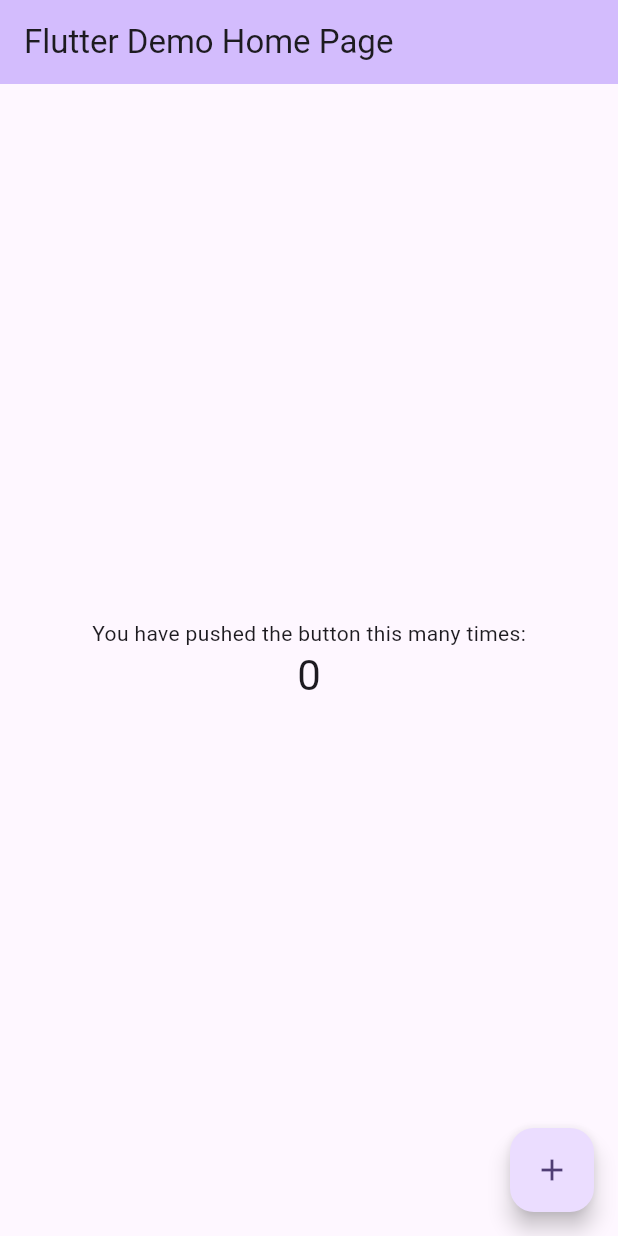
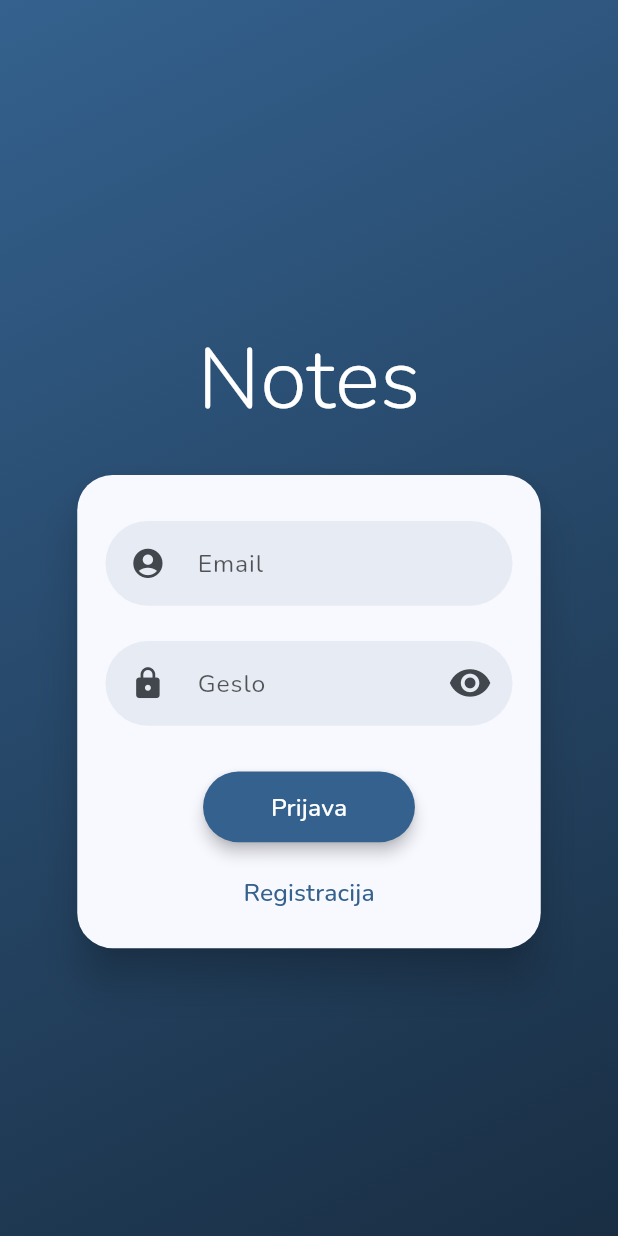
Before and after one commit to JodasSenpai/notes, a Flutter app: the screen it shows after launch, on a phone screen of 412 x 824 dp. Run offline on Flutter 3.47's test engine with Material 2 defaults, Android fonts, the phone set to English and light mode, and no system bars; drawn by our look-alikes of flutter_login; our stand-ins replace auto_route, easy_localization, firebase_auth, firebase_core, flex_color_scheme, flutter_riverpod and 5 more; missing offline and left inert: oxidized; accounts and stored records are empty; generated files the repository leaves out were written again.

Commit message:
Added auth application and presentation layer & added firebase to project

```diff
--- /dev/null
+++ b/lib/application/auth/auth_notifier_provider.dart
@@ -0,0 +1,6 @@
+import 'package:flutter_riverpod/flutter_riverpod.dart';
+import 'package:notes/application/auth/auth_notifier.dart';
+import 'package:notes/application/auth/auth_state.dart';
+
+final authNotifierProvider =
+    StateNotifierProvider<AuthNotifier, AuthState>((ref) => AuthNotifier());
--- /dev/null
+++ b/lib/application/auth/onboarding/onboarding_notifier_provider.dart
@@ -0,0 +1,13 @@
+import 'package:flutter_riverpod/flutter_riverpod.dart';
+import 'package:notes/application/auth/auth_notifier_provider.dart';
+import 'package:notes/application/auth/onboarding/onboarding_notifier.dart';
+import 'package:notes/application/auth/onboarding/onboarding_state.dart';
+import 'package:notes/core/injection_container.dart';
+import 'package:notes/domain/auth/auth_repository.dart';
+
+
+final onboardingNotifierProvider =
+    StateNotifierProvider<OnboardingNotifier, OnboardingState>((ref) =>
+        OnboardingNotifier(
+            authRepositroy: sl<IAuthRepositroy>(),
+            authNotifier: ref.read(authNotifierProvider.notifier)));
--- /dev/null
+++ b/lib/application/auth/onboarding/onboarding_state.dart
@@ -0,0 +1,15 @@
+import 'package:freezed_annotation/freezed_annotation.dart';
+import 'package:notes/domain/auth/value_objects.dart';
+
+
+part 'onboarding_state.freezed.dart';
+
+@freezed
+class OnboardingState with _$OnboardingState {
+  const factory OnboardingState(
+      {required EmailAddress email,
+      required Password password}) = _OnboardingState;
+
+  factory OnboardingState.initial() =>
+      OnboardingState(email: EmailAddress(""), password: Password(""));
+}
--- a/lib/main.dart
+++ b/lib/main.dart
@@ -1,125 +1,81 @@
+
+import 'package:auto_route/auto_route.dart';
+import 'package:firebase_core/firebase_core.dart';
 import 'package:flutter/material.dart';
+import 'package:easy_localization/easy_localization.dart';
+import 'package:flutter_riverpod/flutter_riverpod.dart';
+import 'package:injectable/injectable.dart';
+import 'package:notes/application/auth/auth_notifier_provider.dart';
+import 'package:notes/presentation/core/router.dart';
+import 'package:notes/presentation/core/router.gr.dart';
+import 'package:notes/presentation/core/theme.dart';
+import 'package:notes/translations/codegen_loader.g.dart';
+import 'package:responsive_framework/responsive_framework.dart';
 
-void main() {
-  runApp(const MyApp());
+import 'core/injection_container.dart';
+import 'firebase_options.dart';
+Future<void> main() async {
+  WidgetsFlutterBinding.ensureInitialized();
+  await EasyLocalization.ensureInitialized();
+  configureDependencies(Environment.dev);
+  await Firebase.initializeApp(
+    options: DefaultFirebaseOptions.currentPlatform,
+  );
+  runApp(ProviderScope(
+      child: EasyLocalization(
+          supportedLocales: const [Locale('en'), Locale('sl')],
+          path: "assets/translations",
+          fallbackLocale: const Locale('en'),
+          assetLoader: const CodegenLoader(),
+          child: NotesApp())));
 }
 
-class MyApp extends StatelessWidget {
-  const MyApp({super.key});
+class NotesApp extends ConsumerWidget {
+  final _appRouter = AppRouter();
 
-  // This widget is the root of your application.
+  NotesApp({
+    Key? key,
+  }) : super(key: key);
+
   @override
-  Widget build(BuildContext context) {
-    return MaterialApp(
-      title: 'Flutter Demo',
-      theme: ThemeData(
-        // This is the theme of your application.
-        //
-        // TRY THIS: Try running your application with "flutter run". You'll see
-        // the application has a blue toolbar. Then, without quitting the app,
-        // try changing the seedColor in the colorScheme below to Colors.green
-        // and then invoke "hot reload" (save your changes or press the "hot
-        // reload" button in a Flutter-supported IDE, or press "r" if you used
-        // the command line to start the app).
-        //
-        // Notice that the counter didn't reset back to zero; the application
-        // state is not lost during the reload. To reset the state, use hot
-        // restart instead.
-        //
-        // This works for code too, not just values: Most code changes can be
-        // tested with just a hot reload.
-        colorScheme: ColorScheme.fromSeed(seedColor: Colors.deepPurple),
-        useMaterial3: true,
+  Widget build(BuildContext context, WidgetRef ref) {
+    final auth = ref.watch(authNotifierProvider);
+
+    return MaterialApp.router(
+      title: "T Notes",
+      routerDelegate: AutoRouterDelegate.declarative(_appRouter, routes: (_) {
+        return auth.when(
+            authenticated: (user) => [MainRouter()],
+            unauthenticated: () => [AuthRouter()]);
+      }),
+      theme: lightTheme,
+      darkTheme: darkTheme,
+      routeInformationParser: _appRouter.defaultRouteParser(),
+      localizationsDelegates: context.localizationDelegates,
+      supportedLocales: context.supportedLocales,
+      locale: context.locale,
+      builder: (context, child) => ResponsiveBreakpoints.builder(
+        child: Builder(builder: (context) {
+          return MaxWidthBox(
+            maxWidth: 1200,
+            child: ResponsiveScaledBox(
+                width: ResponsiveValue<double>(context, conditionalValues: [
+                  Condition.equals(name: MOBILE, value: 350),
+                  Condition.between(start: 800, end: 1100, value: 500),
+                  Condition.between(start: 1000, end: 1200, value: 700),
+                  // There are no conditions for width over 1200
+                  // because the `maxWidth` is set to 1200 via the MaxWidthBox.
+                ]).value,
+                child: child!),
+          );
+        }),
+        breakpoints: [
+          const Breakpoint(start: 0, end: 450, name: MOBILE),
+          const Breakpoint(start: 451, end: 800, name: TABLET),
+          const Breakpoint(start: 801, end: 1920, name: DESKTOP),
+          const Breakpoint(start: 1921, end: double.infinity, name: '4K'),
+        ],
       ),
-      home: const MyHomePage(title: 'Flutter Demo Home Page'),
     );
   }
 }
-
-class MyHomePage extends StatefulWidget {
-  const MyHomePage({super.key, required this.title});
-
-  // This widget is the home page of your application. It is stateful, meaning
-  // that it has a State object (defined below) that contains fields that affect
-  // how it looks.
-
-  // This class is the configuration for the state. It holds the values (in this
-  // case the title) provided by the parent (in this case the App widget) and
-  // used by the build method of the State. Fields in a Widget subclass are
-  // always marked "final".
-
-  final String title;
-
-  @override
-  State<MyHomePage> createState() => _MyHomePageState();
-}
-
-class _MyHomePageState extends State<MyHomePage> {
-  int _counter = 0;
-
-  void _incrementCounter() {
-    setState(() {
-      // This call to setState tells the Flutter framework that something has
-      // changed in this State, which causes it to rerun the build method below
-      // so that the display can reflect the updated values. If we changed
-      // _counter without calling setState(), then the build method would not be
-      // called again, and so nothing would appear to happen.
-      _counter++;
-    });
-  }
-
-  @override
-  Widget build(BuildContext context) {
-    // This method is rerun every time setState is called, for instance as done
-    // by the _incrementCounter method above.
-    //
-    // The Flutter framework has been optimized to make rerunning build methods
-    // fast, so that you can just rebuild anything that needs updating rather
-    // than having to individually change instances of widgets.
-    return Scaffold(
-      appBar: AppBar(
-        // TRY THIS: Try changing the color here to a specific color (to
-        // Colors.amber, perhaps?) and trigger a hot reload to see the AppBar
-        // change color while the other colors stay the same.
-        backgroundColor: Theme.of(context).colorScheme.inversePrimary,
-        // Here we take the value from the MyHomePage object that was created by
-        // the App.build method, and use it to set our appbar title.
-        title: Text(widget.title),
-      ),
-      body: Center(
-        // Center is a layout widget. It takes a single child and positions it
-        // in the middle of the parent.
-        child: Column(
-          // Column is also a layout widget. It takes a list of children and
-          // arranges them vertically. By default, it sizes itself to fit its
-          // children horizontally, and tries to be as tall as its parent.
-          //
-          // Column has various properties to control how it sizes itself and
-          // how it positions its children. Here we use mainAxisAlignment to
-          // center the children vertically; the main axis here is the vertical
-          // axis because Columns are vertical (the cross axis would be
-          // horizontal).
-          //
-          // TRY THIS: Invoke "debug painting" (choose the "Toggle Debug Paint"
-          // action in the IDE, or press "p" in the console), to see the
-          // wireframe for each widget.
-          mainAxisAlignment: MainAxisAlignment.center,
-          children: <Widget>[
-            const Text(
-              'You have pushed the button this many times:',
-            ),
-            Text(
-              '$_counter',
-              style: Theme.of(context).textTheme.headlineMedium,
-            ),
-          ],
-        ),
-      ),
-      floatingActionButton: FloatingActionButton(
-        onPressed: _incrementCounter,
-        tooltip: 'Increment',
-        child: const Icon(Icons.add),
-      ), // This trailing comma makes auto-formatting nicer for build methods.
-    );
-  }
-}
--- /dev/null
+++ b/lib/presentation/auth/auth_page.dart
@@ -0,0 +1,55 @@
+import 'package:auto_route/auto_route.dart';
+import 'package:flutter/material.dart';
+import 'package:flutter_login/flutter_login.dart';
+import 'package:flutter_riverpod/flutter_riverpod.dart';
+import 'package:notes/application/auth/onboarding/onboarding_notifier_provider.dart';
+
+@RoutePage()
+class AuthPage extends ConsumerWidget {
+  const AuthPage({
+    Key? key,
+  }) : super(key: key);
+
+  @override
+  Widget build(BuildContext context, WidgetRef ref) {
+    var onboarding = ref.watch(onboardingNotifierProvider);
+    return FlutterLogin(
+      title: 'Notes',
+
+      onLogin: ((loginData) {
+        ref
+            .read(onboardingNotifierProvider.notifier).setEmail(loginData.name);
+        ref
+            .read(onboardingNotifierProvider.notifier).setPassword(loginData.password);
+        ref
+            .read(onboardingNotifierProvider.notifier)
+            .loginWithEmailAndPassword();
+      }),
+      onSignup: (registerData) {
+        ref
+            .read(onboardingNotifierProvider.notifier).setEmail(registerData.name!);
+        ref
+            .read(onboardingNotifierProvider.notifier).setPassword(registerData.password!);
+        ref
+            .read(onboardingNotifierProvider.notifier)
+            .registerWithEmailAndPassword();
+      },
+      userValidator: (value) {
+
+        return null;
+      },
+      passwordValidator: ((value) {
+
+        return null;
+      }),
+      onRecoverPassword: (string) {},
+      hideForgotPasswordButton: true,
+      termsOfService: [],
+      messages: LoginMessages(
+          loginButton: "Prijava",
+          signupButton: "Registracija",
+          passwordHint: "Geslo",
+          confirmPasswordHint: "Potrdi geslo"),
+    );
+  }
+}
--- /dev/null
+++ b/lib/presentation/core/router.dart
@@ -0,0 +1,38 @@
+import 'package:auto_route/auto_route.dart';
+import 'package:notes/presentation/core/router.gr.dart';
+
+@AutoRouterConfig(replaceInRouteName: "Page,Route")
+class AppRouter extends $AppRouter {
+  @override
+  RouteType get defaultRouteType =>
+      const RouteType.material(); //.cupertino, .adaptive ..etc
+
+  @override
+  final List<AutoRoute> routes = [
+    AutoRoute(path: "/home", page: MainRouter.page, children: [
+      AutoRoute(
+        path: "",
+        page: HomeRoute.page,
+      ),
+
+    ]),
+    AutoRoute(
+      path: "/auth",
+      page: AuthRouter.page,
+      children: [
+        AutoRoute(path: "", page: AuthRoute.page),
+
+      ],
+    ),
+  ];
+}
+
+@RoutePage(name: 'MainRouter')
+class MainRouterPage extends AutoRouter {
+  const MainRouterPage({super.key});
+}
+
+@RoutePage(name: 'AuthRouter')
+class AuthRouterPage extends AutoRouter {
+  const AuthRouterPage({super.key});
+}
--- /dev/null
+++ b/lib/presentation/core/theme.dart
@@ -0,0 +1,54 @@
+import 'package:flex_color_scheme/flex_color_scheme.dart';
+import 'package:flutter/material.dart';
+import 'package:google_fonts/google_fonts.dart';
+
+ThemeData lightTheme = FlexThemeData.light(
+    colors: const FlexSchemeColor(
+      primary: Color(0xff54acff),
+      primaryContainer: Color(0xffd0e4ff),
+      secondary: Color(0xff49cdb9),
+      secondaryContainer: Color(0xffffdbcf),
+      tertiary: Color(0xff006875),
+      tertiaryContainer: Color(0xff95f0ff),
+      appBarColor: Color(0xffffdbcf),
+      error: Color(0xffb00020),
+    ),
+    surfaceMode: FlexSurfaceMode.levelSurfacesLowScaffold,
+    blendLevel: 4,
+    subThemesData: const FlexSubThemesData(
+      useTextTheme: true,
+      useM2StyleDividerInM3: true,
+    ),
+    keyColors: const FlexKeyColors(
+      useSecondary: true,
+    ),
+    visualDensity: FlexColorScheme.comfortablePlatformDensity,
+    useMaterial3: true,
+    swapLegacyOnMaterial3: true,
+    fontFamily: GoogleFonts.nunito().fontFamily);
+//.copyWith(scaffoldBackgroundColor: Color(0xFFBEDFFF));
+ThemeData darkTheme = FlexThemeData.dark(
+  colors: const FlexSchemeColor(
+    primary: Color(0xff9fc9ff),
+    primaryContainer: Color(0xff00325b),
+    secondary: Color(0xffffb59d),
+    secondaryContainer: Color(0xff872100),
+    tertiary: Color(0xff86d2e1),
+    tertiaryContainer: Color(0xff004e59),
+    appBarColor: Color(0xff872100),
+    error: Color(0xffcf6679),
+  ),
+  surfaceMode: FlexSurfaceMode.levelSurfacesLowScaffold,
+  blendLevel: 13,
+  subThemesData: const FlexSubThemesData(
+    useTextTheme: true,
+    useM2StyleDividerInM3: true,
+  ),
+  keyColors: const FlexKeyColors(
+    useSecondary: true,
+  ),
+  visualDensity: FlexColorScheme.comfortablePlatformDensity,
+  useMaterial3: true,
+  swapLegacyOnMaterial3: true,
+  fontFamily: GoogleFonts.nunito().fontFamily,
+);
--- a/pubspec.yaml
+++ b/pubspec.yaml
@@ -25,6 +25,9 @@ dependencies:
   easy_localization: ^3.0.2
   firebase_core: ^2.14.0
   firebase_auth: ^4.6.3
+  google_fonts: ^5.0.0
+  flutter_login: ^4.1.1
+  responsive_framework: ^1.0.0
 
 
 dev_dependencies:
```
Also changed, not shown: lib/application/auth/auth_notifier.dart (added, +15 -0 lines), lib/application/auth/auth_state.dart (added, +12 -0 lines), lib/application/auth/onboarding/onboarding_notifier.dart (added, +57 -0 lines), lib/presentation/authenticated/home/home_page.dart (added, +15 -0 lines), pubspec.lock, 1 other file.
